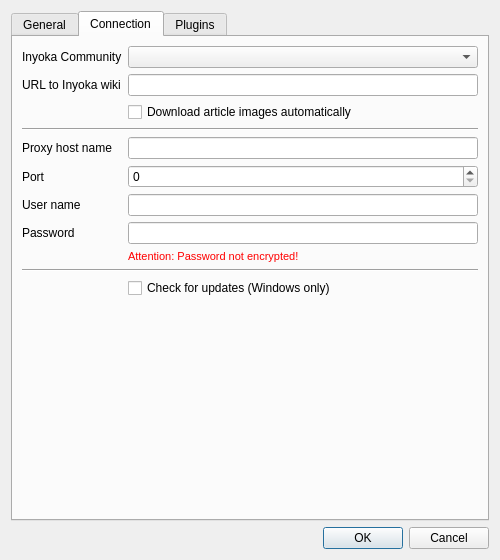
The window that application/settingsdialog.ui (inyokaproject/inyokaedit) describes before a commit, drawn with Qt 5.
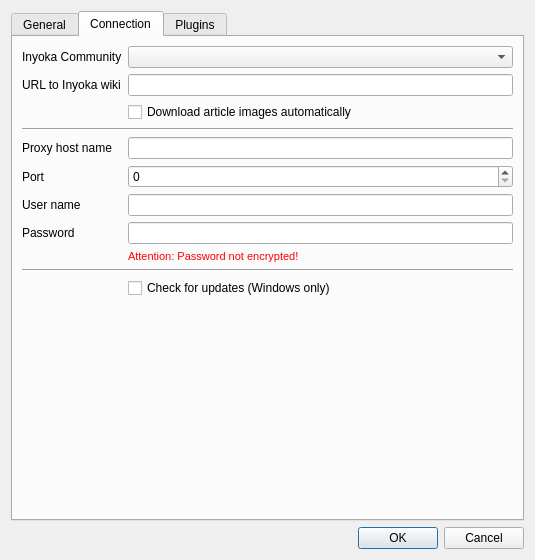
The same window after the commit. The open tabs and pages were chosen to show the change. Icons and pictures are not drawn.

Commit message: Proxy password

What changed in the file:
```diff
--- a/application/settingsdialog.ui
+++ b/application/settingsdialog.ui
@@ -6,7 +6,7 @@
    <rect>
     <x>0</x>
     <y>0</y>
-    <width>500</width>
+    <width>535</width>
     <height>560</height>
    </rect>
   </property>
@@ -257,7 +257,7 @@
        <item row="7" column="1">
         <widget class="QLineEdit" name="proxyPasswordEdit">
          <property name="echoMode">
-          <enum>QLineEdit::Normal</enum>
+          <enum>QLineEdit::Password</enum>
          </property>
         </widget>
        </item>
```
The commit also changes 1 other file.
